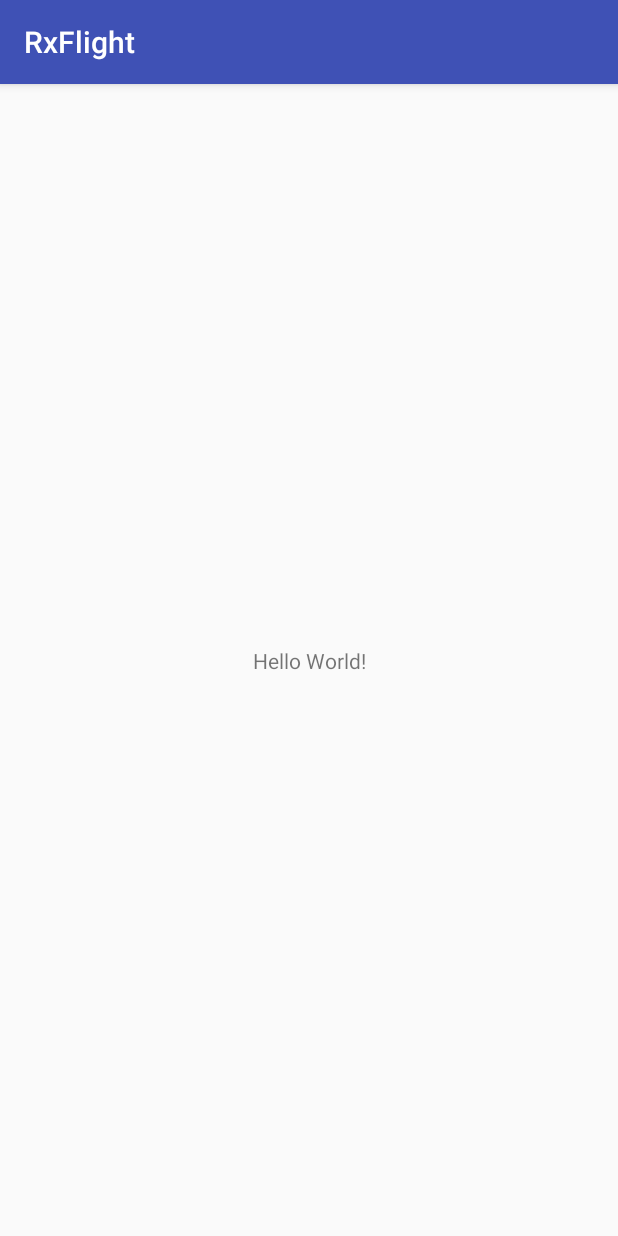
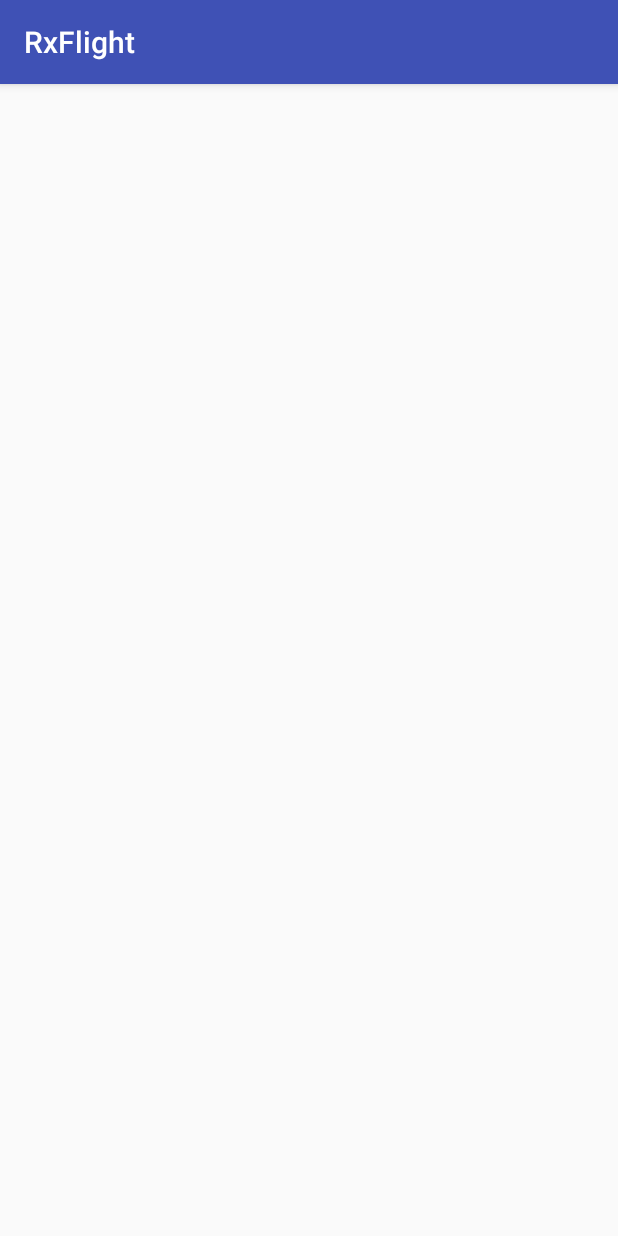
Before and after one commit to sphinx1991/RxFlight, an Android app: the screen it shows after launch (MainActivity), on a phone screen of 412 x 824 dp. Run offline under Robolectric (Android 15) with nearby library versions, the phone set to English and light mode, and no system bars.

Commit message:
feat: recyler view added

```diff
--- a/app/src/main/res/layout/activity_main.xml
+++ b/app/src/main/res/layout/activity_main.xml
@@ -1,18 +1,16 @@
 <?xml version="1.0" encoding="utf-8"?>
 <android.support.constraint.ConstraintLayout xmlns:android="http://schemas.android.com/apk/res/android"
-    xmlns:app="http://schemas.android.com/apk/res-auto"
     xmlns:tools="http://schemas.android.com/tools"
     android:layout_width="match_parent"
     android:layout_height="match_parent"
     tools:context=".MainActivity">
 
-    <TextView
-        android:layout_width="wrap_content"
+    <android.support.v7.widget.RecyclerView
+        android:id="@+id/recycler_view"
+        android:layout_width="match_parent"
         android:layout_height="wrap_content"
-        android:text="Hello World!"
-        app:layout_constraintBottom_toBottomOf="parent"
-        app:layout_constraintLeft_toLeftOf="parent"
-        app:layout_constraintRight_toRightOf="parent"
-        app:layout_constraintTop_toTopOf="parent" />
+        android:clipToPadding="false"
+        android:scrollbars="vertical" />
+
 
 </android.support.constraint.ConstraintLayout>
```
